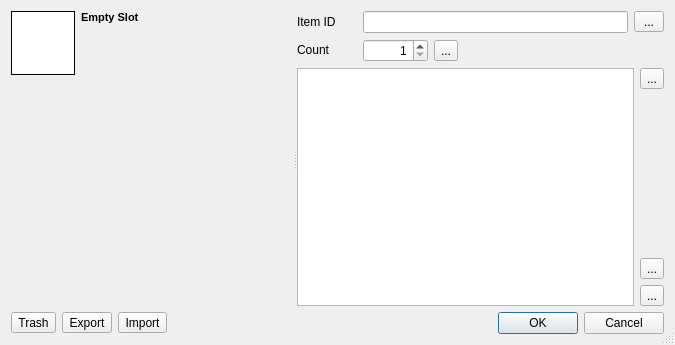
wizzomafizzo/starcheat, file starcheat/templates/ItemEdit.ui: the form before one commit.
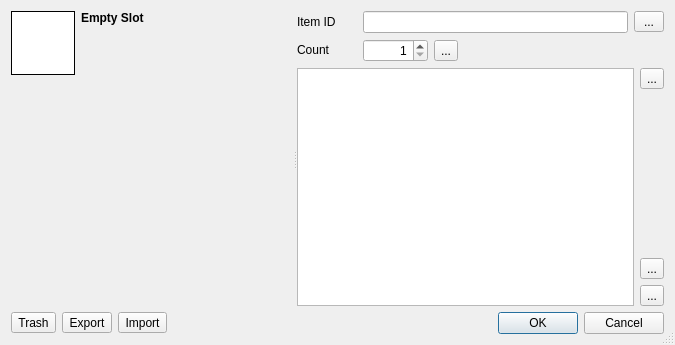
The form after the commit. Icons and pictures are not drawn.

The edit to the form file:
```diff
--- a/starcheat/templates/ItemEdit.ui
+++ b/starcheat/templates/ItemEdit.ui
@@ -81,11 +81,6 @@
            <height>0</height>
           </size>
          </property>
-         <property name="font">
-          <font>
-           <pointsize>8</pointsize>
-          </font>
-         </property>
          <property name="text">
           <string>&lt;html&gt;&lt;body&gt;&lt;strong&gt;Empty Slot&lt;/strong&gt;&lt;/body&gt;&lt;/html&gt;</string>
          </property>
```
